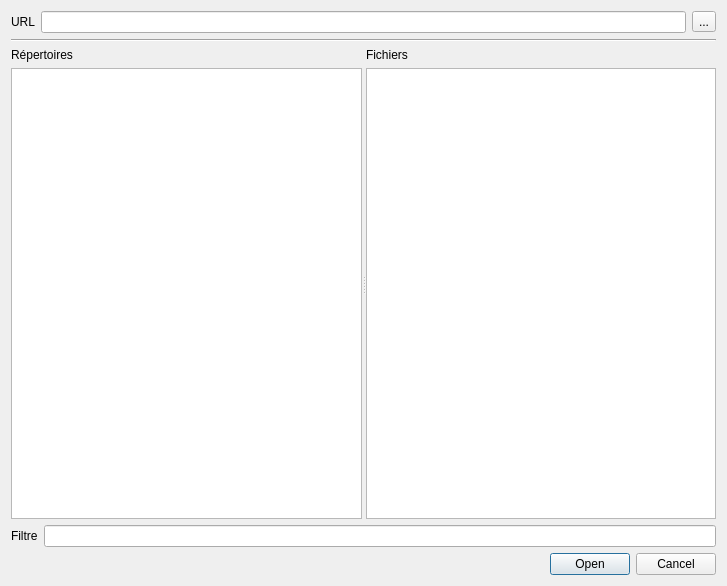
The window that pyQArk/Dialogs/QArkOpenFilterFileDialog/QArkOpenFilterFileDialog.ui (arnaudkelbert/pyQArk) describes before a commit, drawn with Qt 5.
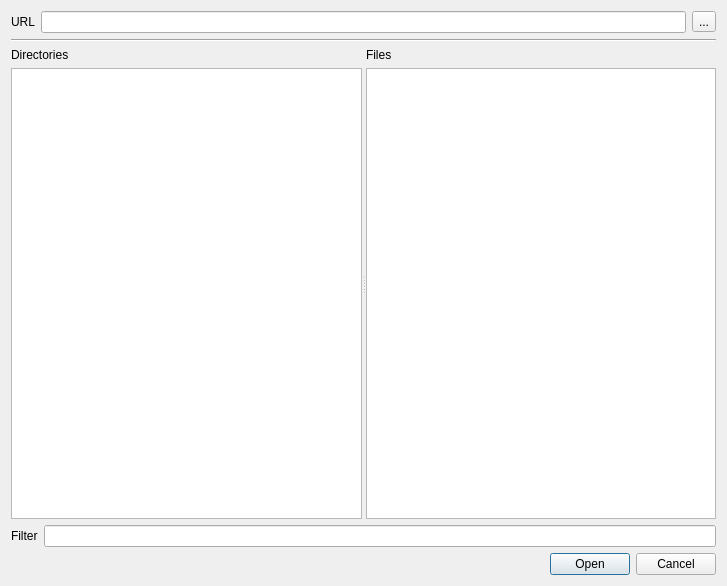
The same window after the commit.

What changed in the file:
```diff
--- a/pyQArk/Dialogs/QArkOpenFilterFileDialog/QArkOpenFilterFileDialog.ui
+++ b/pyQArk/Dialogs/QArkOpenFilterFileDialog/QArkOpenFilterFileDialog.ui
@@ -71,7 +71,7 @@
           </sizepolicy>
          </property>
          <property name="text">
-          <string>Répertoires</string>
+          <string>Directories</string>
          </property>
         </widget>
        </item>
@@ -98,7 +98,7 @@
           </sizepolicy>
          </property>
          <property name="text">
-          <string>Fichiers</string>
+          <string>Files</string>
          </property>
         </widget>
        </item>
@@ -114,7 +114,7 @@
      <item>
       <widget class="QLabel" name="filterLabel">
        <property name="text">
-        <string>Filtre</string>
+        <string>Filter</string>
        </property>
       </widget>
      </item>
```
